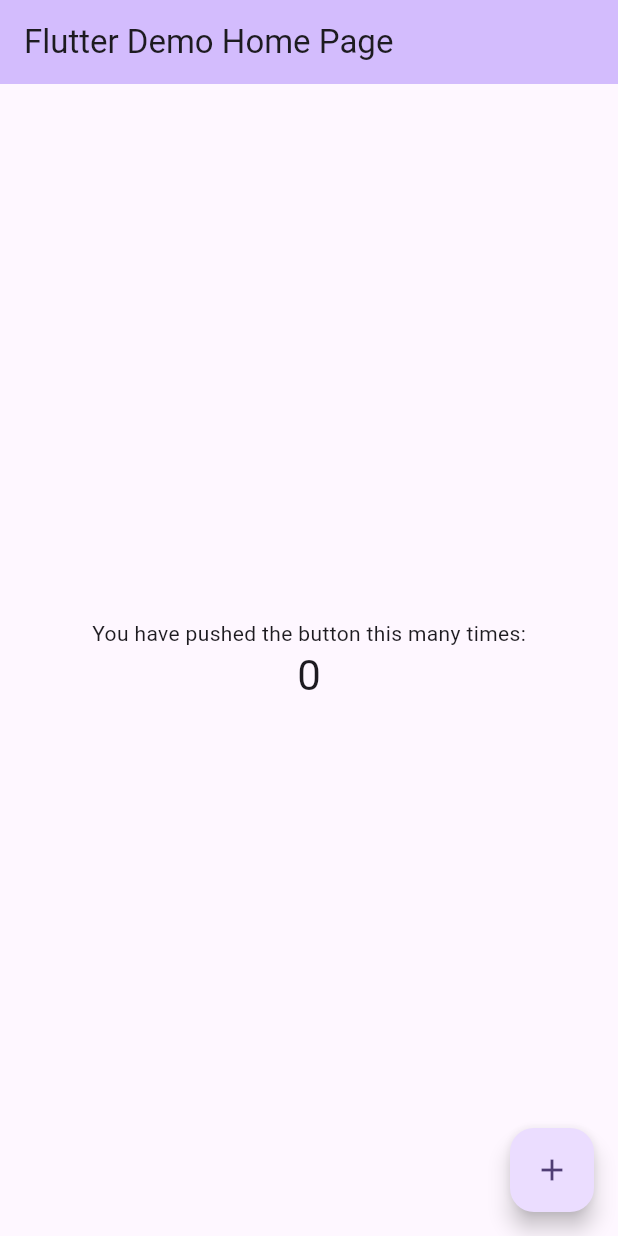
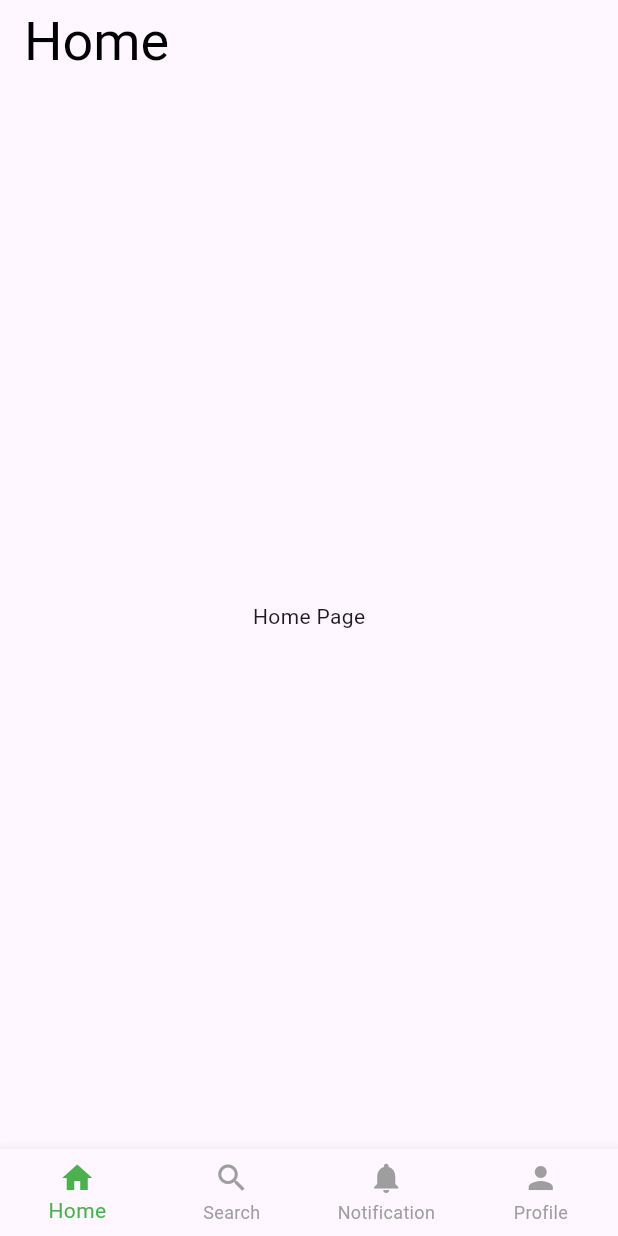
Before and after one commit to parinya-ao/tutorium-frontend, a Flutter app: the screen it shows after launch, on a phone screen of 412 x 824 dp. Run offline on Flutter 3.47's test engine with Material 3 defaults, Android fonts, the phone set to English and light mode, and no system bars.

Commit message:
feat: add bottom navigation bar (#2)
* feat: add bottom navigation bar

* perf: use const Text object

Co-authored-by: Copilot <175728472+Copilot@users.noreply.github.com>

* perf: use const Text object

Co-authored-by: Copilot <175728472+Copilot@users.noreply.github.com>

* perf: use const Text object

Co-authored-by: Copilot <175728472+Copilot@users.noreply.github.com>

* perf: use const Text object

Co-authored-by: Copilot <175728472+Copilot@users.noreply.github.com>

* refactor: apply const and fix padding in the title of all pages

---------

Co-authored-by: Kritchanat Thanapiphatsiri <kritchanat.t@ku.th>
Co-authored-by: Copilot <175728472+Copilot@users.noreply.github.com>

```diff
--- a/lib/main.dart
+++ b/lib/main.dart
@@ -1,4 +1,5 @@
 import 'package:flutter/material.dart';
+import 'pages/main_nav_page.dart';
 
 void main() {
   runApp(const MyApp());
@@ -7,116 +8,12 @@ void main() {
 class MyApp extends StatelessWidget {
   const MyApp({super.key});
 
-  // This widget is the root of your application.
   @override
   Widget build(BuildContext context) {
     return MaterialApp(
-      title: 'Flutter Demo',
-      theme: ThemeData(
-        // This is the theme of your application.
-        //
-        // TRY THIS: Try running your application with "flutter run". You'll see
-        // the application has a purple toolbar. Then, without quitting the app,
-        // try changing the seedColor in the colorScheme below to Colors.green
-        // and then invoke "hot reload" (save your changes or press the "hot
-        // reload" button in a Flutter-supported IDE, or press "r" if you used
-        // the command line to start the app).
-        //
-        // Notice that the counter didn't reset back to zero; the application
-        // state is not lost during the reload. To reset the state, use hot
-        // restart instead.
-        //
-        // This works for code too, not just values: Most code changes can be
-        // tested with just a hot reload.
-        colorScheme: ColorScheme.fromSeed(seedColor: Colors.deepPurple),
-      ),
-      home: const MyHomePage(title: 'Flutter Demo Home Page'),
+      title: 'KU Tutorium',
+      theme: ThemeData(primarySwatch: Colors.green, useMaterial3: true),
+      home: const MainNavPage(),
     );
   }
 }
-
-class MyHomePage extends StatefulWidget {
-  const MyHomePage({super.key, required this.title});
-
-  // This widget is the home page of your application. It is stateful, meaning
-  // that it has a State object (defined below) that contains fields that affect
-  // how it looks.
-
-  // This class is the configuration for the state. It holds the values (in this
-  // case the title) provided by the parent (in this case the App widget) and
-  // used by the build method of the State. Fields in a Widget subclass are
-  // always marked "final".
-
-  final String title;
-
-  @override
-  State<MyHomePage> createState() => _MyHomePageState();
-}
-
-class _MyHomePageState extends State<MyHomePage> {
-  int _counter = 0;
-
-  void _incrementCounter() {
-    setState(() {
-      // This call to setState tells the Flutter framework that something has
-      // changed in this State, which causes it to rerun the build method below
-      // so that the display can reflect the updated values. If we changed
-      // _counter without calling setState(), then the build method would not be
-      // called again, and so nothing would appear to happen.
-      _counter++;
-    });
-  }
-
-  @override
-  Widget build(BuildContext context) {
-    // This method is rerun every time setState is called, for instance as done
-    // by the _incrementCounter method above.
-    //
-    // The Flutter framework has been optimized to make rerunning build methods
-    // fast, so that you can just rebuild anything that needs updating rather
-    // than having to individually change instances of widgets.
-    return Scaffold(
-      appBar: AppBar(
-        // TRY THIS: Try changing the color here to a specific color (to
-        // Colors.amber, perhaps?) and trigger a hot reload to see the AppBar
-        // change color while the other colors stay the same.
-        backgroundColor: Theme.of(context).colorScheme.inversePrimary,
-        // Here we take the value from the MyHomePage object that was created by
-        // the App.build method, and use it to set our appbar title.
-        title: Text(widget.title),
-      ),
-      body: Center(
-        // Center is a layout widget. It takes a single child and positions it
-        // in the middle of the parent.
-        child: Column(
-          // Column is also a layout widget. It takes a list of children and
-          // arranges them vertically. By default, it sizes itself to fit its
-          // children horizontally, and tries to be as tall as its parent.
-          //
-          // Column has various properties to control how it sizes itself and
-          // how it positions its children. Here we use mainAxisAlignment to
-          // center the children vertically; the main axis here is the vertical
-          // axis because Columns are vertical (the cross axis would be
-          // horizontal).
-          //
-          // TRY THIS: Invoke "debug painting" (choose the "Toggle Debug Paint"
-          // action in the IDE, or press "p" in the console), to see the
-          // wireframe for each widget.
-          mainAxisAlignment: MainAxisAlignment.center,
-          children: <Widget>[
-            const Text('You have pushed the button this many times:'),
-            Text(
-              '$_counter',
-              style: Theme.of(context).textTheme.headlineMedium,
-            ),
-          ],
-        ),
-      ),
-      floatingActionButton: FloatingActionButton(
-        onPressed: _incrementCounter,
-        tooltip: 'Increment',
-        child: const Icon(Icons.add),
-      ), // This trailing comma makes auto-formatting nicer for build methods.
-    );
-  }
-}
--- /dev/null
+++ b/lib/pages/home/home_page.dart
@@ -0,0 +1,23 @@
+import 'package:flutter/material.dart';
+
+class HomePage extends StatelessWidget {
+  const HomePage({super.key});
+
+  @override
+  Widget build(BuildContext context) {
+    return Scaffold(
+      appBar: AppBar(
+        title: Padding(
+          padding: EdgeInsets.only(top: MediaQuery.of(context).padding.top),
+          child: const Text("Home"),
+        ),
+        titleTextStyle: const TextStyle(
+          color: Colors.black,
+          fontSize: 36.0,
+          fontWeight: FontWeight.normal,
+        ),
+      ),
+      body: Center(child: const Text("Home Page")),
+    );
+  }
+}
--- /dev/null
+++ b/lib/pages/main_nav_page.dart
@@ -0,0 +1,50 @@
+import 'package:flutter/material.dart';
+import 'home/home_page.dart';
+import 'search/search_page.dart';
+import 'notification/notification_page.dart';
+import 'profile/profile_page.dart';
+
+class MainNavPage extends StatefulWidget {
+  const MainNavPage({super.key});
+
+  @override
+  State<MainNavPage> createState() => _MainNavPageState();
+}
+
+class _MainNavPageState extends State<MainNavPage> {
+  int _currentIndex = 0;
+
+  final List<Widget> _pages = const [
+    HomePage(),
+    SearchPage(),
+    NotificationPage(),
+    ProfilePage(),
+  ];
+
+  @override
+  Widget build(BuildContext context) {
+    return Scaffold(
+      body: _pages[_currentIndex],
+      bottomNavigationBar: BottomNavigationBar(
+        currentIndex: _currentIndex,
+        onTap: (index) {
+          setState(() {
+            _currentIndex = index;
+          });
+        },
+        type: BottomNavigationBarType.fixed,
+        selectedItemColor: Colors.green,
+        unselectedItemColor: Colors.grey,
+        items: const [
+          BottomNavigationBarItem(icon: Icon(Icons.home), label: "Home"),
+          BottomNavigationBarItem(icon: Icon(Icons.search), label: "Search"),
+          BottomNavigationBarItem(
+            icon: Icon(Icons.notifications),
+            label: "Notification",
+          ),
+          BottomNavigationBarItem(icon: Icon(Icons.person), label: "Profile"),
+        ],
+      ),
+    );
+  }
+}
```
Also changed, not shown: lib/pages/notification/notification_page.dart (added, +23 -0 lines), lib/pages/profile/profile_page.dart (added, +23 -0 lines), lib/pages/search/search_page.dart (added, +23 -0 lines).
